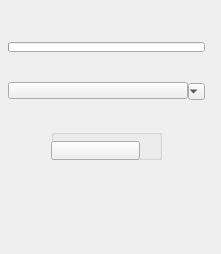
Old version of the form ui/1_base_menus/2_sub_menus/3_main_menus/fx.ui in the repository m3trik/Scripts_portable.
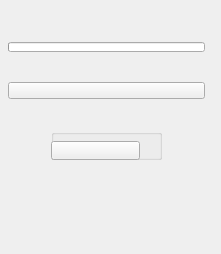
New version of the form. Custom widgets are drawn as their Qt base class.

Diff of the .ui file:
```diff
--- a/ui/1_base_menus/2_sub_menus/3_main_menus/fx.ui
+++ b/ui/1_base_menus/2_sub_menus/3_main_menus/fx.ui
@@ -51,50 +51,6 @@
      <property name="spacing">
       <number>0</number>
      </property>
-     <item row="1" column="1">
-      <widget class="QPushButton_Draggable" name="pin">
-       <property name="minimumSize">
-        <size>
-         <width>19</width>
-         <height>17</height>
-        </size>
-       </property>
-       <property name="maximumSize">
-        <size>
-         <width>999</width>
-         <height>17</height>
-        </size>
-       </property>
-       <property name="text">
-        <string/>
-       </property>
-       <property name="checkable">
-        <bool>true</bool>
-       </property>
-      </widget>
-     </item>
-     <item row="1" column="2">
-      <widget class="QComboBox_" name="cmb">
-       <property name="sizePolicy">
-        <sizepolicy hsizetype="Minimum" vsizetype="Ignored">
-         <horstretch>0</horstretch>
-         <verstretch>0</verstretch>
-        </sizepolicy>
-       </property>
-       <property name="minimumSize">
-        <size>
-         <width>17</width>
-         <height>17</height>
-        </size>
-       </property>
-       <property name="maximumSize">
-        <size>
-         <width>17</width>
-         <height>15</height>
-        </size>
-       </property>
-      </widget>
-     </item>
      <item row="0" column="1" colspan="2">
       <widget class="QProgressBar_" name="progressBar">
        <property name="sizePolicy">
@@ -212,6 +168,28 @@
        </item>
       </layout>
      </item>
+     <item row="1" column="1" colspan="2">
+      <widget class="QPushButton_Draggable" name="pin">
+       <property name="minimumSize">
+        <size>
+         <width>19</width>
+         <height>17</height>
+        </size>
+       </property>
+       <property name="maximumSize">
+        <size>
+         <width>999</width>
+         <height>17</height>
+        </size>
+       </property>
+       <property name="text">
+        <string/>
+       </property>
+       <property name="checkable">
+        <bool>true</bool>
+       </property>
+      </widget>
+     </item>
     </layout>
    </widget>
   </widget>
@@ -222,11 +200,6 @@
    <extends>QPushButton</extends>
    <header>widgets.qpushbutton_draggable.h</header>
   </customwidget>
-  <customwidget>
-   <class>QComboBox_</class>
-   <extends>QComboBox</extends>
-   <header>widgets.qcombobox_.h</header>
-  </customwidget>
   <customwidget>
    <class>QProgressBar_</class>
    <extends>QProgressBar</extends>
```
